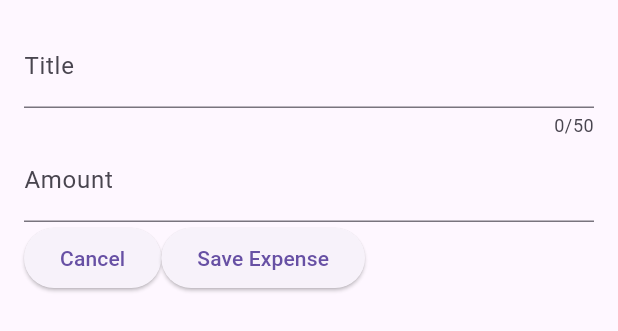
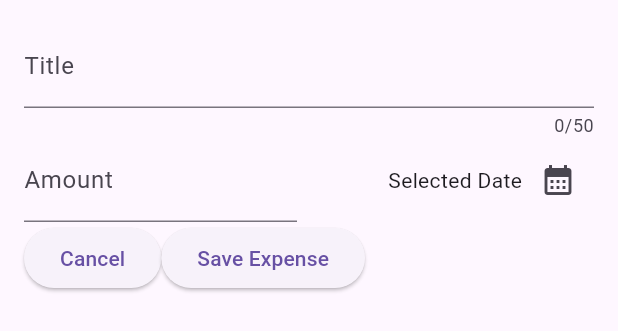
Before and after one commit to javakanaya/flutter-udemy, a Flutter app: the NewExpense widget shown alone on an empty page, opened directly, on a phone screen of 412 x 824 dp. Shown: the top 331 px of the screen. Run offline on Flutter 3.47's test engine with Material 3 defaults, Android fonts, the phone set to English and light mode, and no system bars; our stand-ins replace google_fonts.

Commit message:
feat: creating date picker input

```diff
--- a/expense_tracker/lib/widgets/new_expense.dart
+++ b/expense_tracker/lib/widgets/new_expense.dart
@@ -1,4 +1,5 @@
 import 'package:flutter/material.dart';
+import 'package:flutter/services.dart';
 
 class NewExpense extends StatefulWidget {
   const NewExpense({super.key});
@@ -24,6 +25,17 @@ class _NewExpenseState extends State<NewExpense> {
     super.dispose();
   }
 
+  void _presentDatePicker() {
+    final now = DateTime.now();
+    final firstDate = DateTime(now.year - 1, now.month, now.day);
+    showDatePicker(
+      context: context,
+      initialDate: now,
+      firstDate: firstDate,
+      lastDate: now,
+    );
+  }
+
   @override
   Widget build(BuildContext context) {
     return Padding(
@@ -37,13 +49,32 @@ class _NewExpenseState extends State<NewExpense> {
                 label: Text('Title'),
               ),
             ),
-            TextField(
+            Row(
+              children: [
+                Expanded(
+                  child: TextField(
                     controller: _amountController,
                     keyboardType: TextInputType.number,
                     decoration: const InputDecoration(
                       prefixText: '\$',
                       label: Text('Amount'),
                     ),
+                  ),
+                ),
+                const SizedBox(width: 16),
+                Expanded(
+                  child: Row(
+                    mainAxisAlignment: MainAxisAlignment.end,
+                    crossAxisAlignment: CrossAxisAlignment.center,
+                    children: [
+                      const Text('Selected Date'),
+                      IconButton(
+                          onPressed: _presentDatePicker,
+                          icon: const Icon(Icons.calendar_month))
+                    ],
+                  ),
+                ),
+              ],
             ),
             Row(
               children: [
```
Lines whose indentation alone changed are shown as unchanged.
